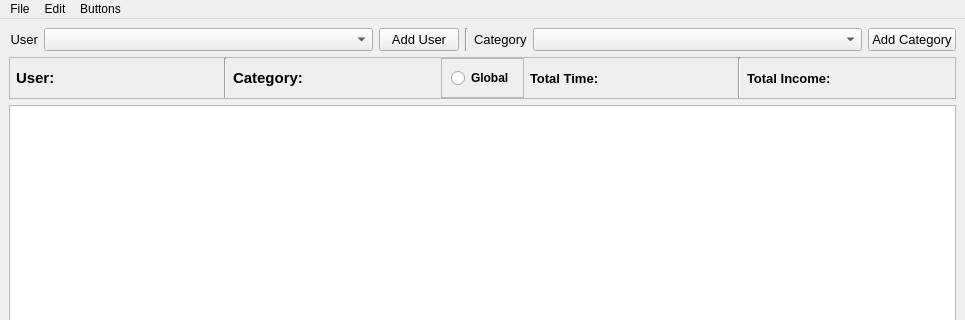
Above: Gui/MainWindow.ui from smithbro2115/Clocking before the change; both pictures show x 0 to 965 and y 0 to 320 of the 965 by 613 pixel window. Below: the same form after it.
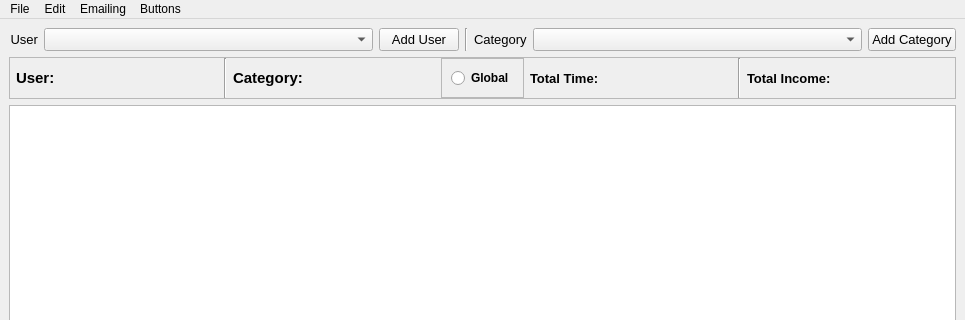
That is the form after the change.

Commit message: Started to add emailing - Added email template editor

Diff of the .ui file:
```diff
--- a/Gui/MainWindow.ui
+++ b/Gui/MainWindow.ui
@@ -322,8 +322,15 @@
     <addaction name="separator"/>
     <addaction name="actionClock"/>
    </widget>
+   <widget class="QMenu" name="menuEmailing">
+    <property name="title">
+     <string>Emailing</string>
+    </property>
+    <addaction name="actionSet_Email_Template"/>
+   </widget>
    <addaction name="menuFile"/>
    <addaction name="menuEdit"/>
+   <addaction name="menuEmailing"/>
    <addaction name="menuButtons"/>
   </widget>
   <action name="actionAdd_Button">
```
Left out of the diff: 5 changed lines with no effect on the pictures. The commit also changes 9 other files.
